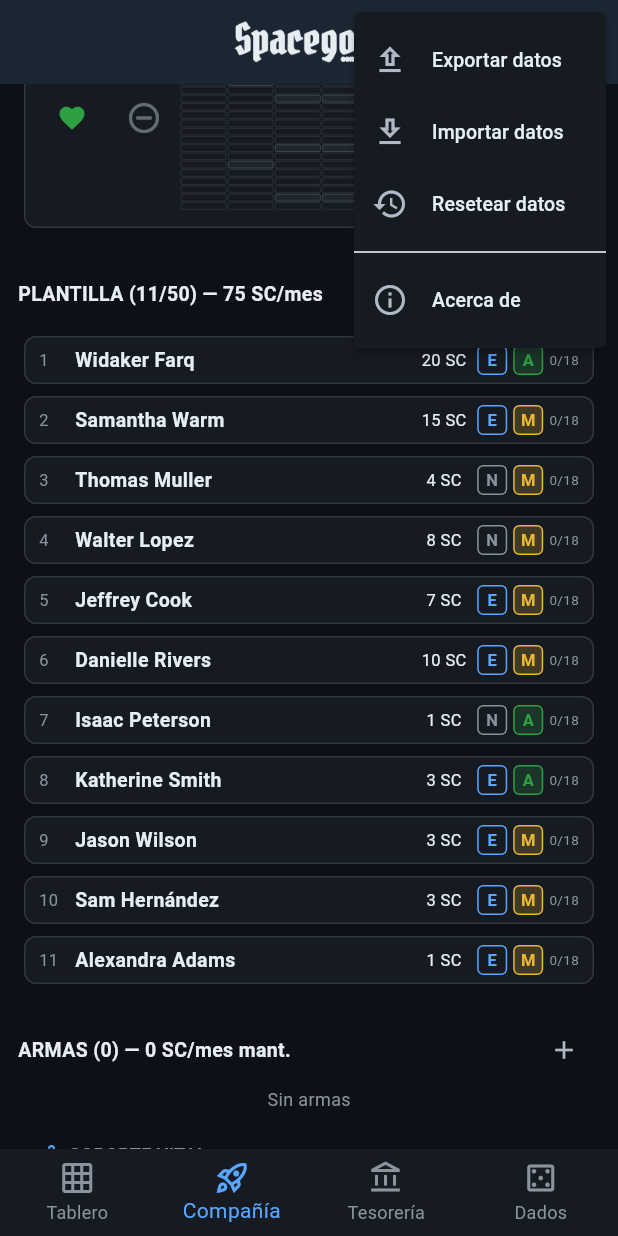
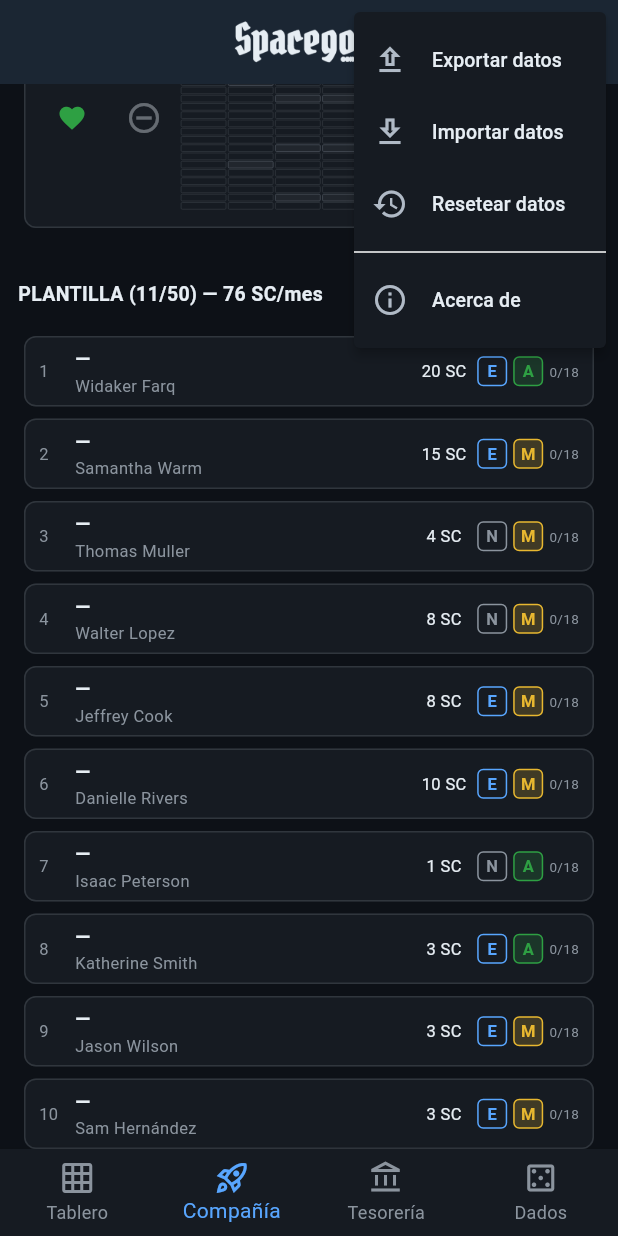
Before and after one commit to quiqueporta/spacegom, a Flutter app: the screen it shows after launch, item 2 of the bottom bar chosen, scrolled down 1152 dp, after a tap on the "more vert" icon, on a phone screen of 412 x 824 dp. Run offline on Flutter 3.47's test engine with Material 3 defaults, Android fonts, the phone set to English and light mode, and no system bars; our stand-ins replace share_plus, shared_preferences.

Commit message:
v1.2.0: Trade improvements, treasury persistence fix, UI polish
- Add purchase units field to trade records
- Add traceability icon (verified/X) always visible in trade cards
- Add voided toggle in trade edit form, long press deletes
- Fix treasury data loss when modifying company fields
- Swap role/name display order in employee list
- Fix Jeffrey Cook initial salary from 7 to 8 SC
- Uniform cell borders in area grid (no special type highlighting)
- Brighter deep space stars with random multi-star pattern
- Larger ship movement arrow buttons
- Exhaustive persistence round-trip test covering all 82 fields
- Bump version to 1.2.0+3

```diff
--- a/lib/models/area_sheet.dart
+++ b/lib/models/area_sheet.dart
@@ -42,22 +42,26 @@ class SpecialMission {
 class TradeRecord {
   final String purchaseWorld;
   final String productCode;
+  final int purchaseUnits;
   final int purchaseAmount;
   final String purchaseDate;
   final String saleWorld;
   final int saleAmount;
   final String saleDate;
   final bool traceability;
+  final bool voided;
 
   const TradeRecord({
     this.purchaseWorld = '',
     this.productCode = '',
+    this.purchaseUnits = 0,
     this.purchaseAmount = 0,
     this.purchaseDate = '',
     this.saleWorld = '',
     this.saleAmount = 0,
     this.saleDate = '',
     this.traceability = false,
+    this.voided = false,
   });
 
   int get profit => saleAmount - purchaseAmount;
@@ -65,23 +69,27 @@ class TradeRecord {
   Map<String, dynamic> toJson() => {
     'purchaseWorld': purchaseWorld,
     'productCode': productCode,
+    'purchaseUnits': purchaseUnits,
     'purchaseAmount': purchaseAmount,
     'purchaseDate': purchaseDate,
     'saleWorld': saleWorld,
     'saleAmount': saleAmount,
     'saleDate': saleDate,
     'traceability': traceability,
+    'voided': voided,
   };
 
   factory TradeRecord.fromJson(Map<String, dynamic> json) => TradeRecord(
     purchaseWorld: json['purchaseWorld'] as String? ?? '',
     productCode: json['productCode'] as String? ?? '',
+    purchaseUnits: json['purchaseUnits'] as int? ?? 0,
     purchaseAmount: json['purchaseAmount'] as int? ?? 0,
     purchaseDate: json['purchaseDate'] as String? ?? '',
     saleWorld: json['saleWorld'] as String? ?? '',
     saleAmount: json['saleAmount'] as int? ?? 0,
     saleDate: json['saleDate'] as String? ?? '',
     traceability: json['traceability'] as bool? ?? false,
+    voided: json['voided'] as bool? ?? false,
   );
 }
 
--- a/lib/models/game_state.dart
+++ b/lib/models/game_state.dart
@@ -30,7 +30,7 @@ class GameState {
     Employee(id: 2, name: 'Samantha Warm', salary: 15, experience: ExperienceLevel.experienced, morale: MoraleLevel.medium),
     Employee(id: 3, name: 'Thomas Muller', salary: 4, experience: ExperienceLevel.beginner, morale: MoraleLevel.medium),
     Employee(id: 4, name: 'Walter Lopez', salary: 8, experience: ExperienceLevel.beginner, morale: MoraleLevel.medium),
-    Employee(id: 5, name: 'Jeffrey Cook', salary: 7, experience: ExperienceLevel.experienced, morale: MoraleLevel.medium),
+    Employee(id: 5, name: 'Jeffrey Cook', salary: 8, experience: ExperienceLevel.experienced, morale: MoraleLevel.medium),
     Employee(id: 6, name: 'Danielle Rivers', salary: 10, experience: ExperienceLevel.experienced, morale: MoraleLevel.medium),
     Employee(id: 7, name: 'Isaac Peterson', salary: 1, experience: ExperienceLevel.beginner, morale: MoraleLevel.high),
     Employee(id: 8, name: 'Katherine Smith', salary: 3, experience: ExperienceLevel.experienced, morale: MoraleLevel.high),
--- a/lib/screens/board_screen.dart
+++ b/lib/screens/board_screen.dart
@@ -264,8 +264,8 @@ class _BoardScreenState extends State<BoardScreen> {
   Widget _buildArrowButton(IconData icon, VoidCallback onPressed) {
     return IconButton(
       onPressed: onPressed,
-      icon: Icon(icon, color: const Color(0xFF484F58), size: 28),
-      constraints: const BoxConstraints(minWidth: 36, minHeight: 36),
+      icon: Icon(icon, color: const Color(0xFF484F58), size: 40),
+      constraints: const BoxConstraints(minWidth: 48, minHeight: 48),
       padding: EdgeInsets.zero,
     );
   }
--- a/lib/screens/company_sheet_screen.dart
+++ b/lib/screens/company_sheet_screen.dart
@@ -1,6 +1,7 @@
 import 'package:flutter/material.dart';
 
 import 'package:spacegom_companion/models/company.dart';
+import 'package:spacegom_companion/models/treasury.dart';
 import 'package:spacegom_companion/models/employee.dart';
 import 'package:spacegom_companion/models/life_support.dart';
 import 'package:spacegom_companion/models/ship.dart';
@@ -40,6 +41,7 @@ class _CompanySheetScreenState extends State<CompanySheetScreen> {
   late List<Employee> _employees;
   late List<Weapon> _weapons;
   late Map<String, int> _lifeSupportEquipment;
+  late Treasury _treasury;
 
   Ship get _activeShip => _ships[_activeShipIndex];
 
@@ -61,6 +63,7 @@ class _CompanySheetScreenState extends State<CompanySheetScreen> {
     _employees = List.from(c.employees);
     _weapons = List.from(c.weapons);
     _lifeSupportEquipment = Map.from(c.lifeSupportEquipment);
+    _treasury = c.treasury;
   }
 
   Company _buildCompany() {
@@ -78,6 +81,7 @@ class _CompanySheetScreenState extends State<CompanySheetScreen> {
       employees: List.from(_employees),
       weapons: List.from(_weapons),
       lifeSupportEquipment: Map.from(_lifeSupportEquipment),
+      treasury: _treasury,
     );
   }
 
--- a/lib/screens/home_screen.dart
+++ b/lib/screens/home_screen.dart
@@ -199,7 +199,7 @@ class _HomeScreenState extends State<HomeScreen> {
                   showAboutDialog(
                     context: context,
                     applicationName: 'Spacegom Companion',
-                    applicationVersion: '1.0.0',
+                    applicationVersion: '1.2.0',
                     applicationIcon: Image.asset(
                       'assets/spacegom_logo.png',
                       width: 48,
--- a/lib/widgets/area_grid.dart
+++ b/lib/widgets/area_grid.dart
@@ -12,12 +12,7 @@ class AreaGrid extends StatelessWidget {
   static const _borderColor = Color(0xFF30363D);
   static const _cellColor = Color(0xFF0D1B2A);
 
-  static const _typeColors = {
-    LocationType.world: Color(0xFF8B949E),
-    LocationType.spaceport: Color(0xFF58A6FF),
-    LocationType.orbitalStation: Color(0xFFBC8CFF),
-    LocationType.hyperjump: Color(0xFFE8B830),
-  };
+  static const _starColor = Color(0xFF8B949E);
 
   const AreaGrid({
     super.key,
@@ -99,9 +94,6 @@ class AreaGrid extends StatelessWidget {
   Widget _buildCell(int row, int col, double size) {
     final cellData = cells[(row, col)];
     final isShipHere = shipPosition == (row, col);
-    final borderColor = cellData != null && !cellData.isDeepSpace
-        ? _typeColors[cellData.locationType] ?? _borderColor
-        : _borderColor;
 
     return GestureDetector(
       onTap: () => onCellTap(row, col),
@@ -111,10 +103,7 @@ class AreaGrid extends StatelessWidget {
         height: size,
         decoration: BoxDecoration(
           color: _cellColor,
-          border: Border.all(
-            color: cellData != null && !cellData.isDeepSpace ? borderColor : _borderColor,
-            width: cellData != null && !cellData.isDeepSpace ? 1.5 : 0.5,
-          ),
+          border: Border.all(color: _borderColor, width: 0.5),
         ),
         child: Stack(
           alignment: Alignment.center,
@@ -130,13 +119,7 @@ class AreaGrid extends StatelessWidget {
               ),
 
             if (cellData != null && cellData.isDeepSpace)
-              Text(
-                '✦',
-                style: TextStyle(
-                  fontSize: 14,
-                  color: const Color(0xFF30363D),
-                ),
-              ),
+              ..._buildStarField(row, col, size),
 
             if (cellData != null && !cellData.isDeepSpace) ...[
               Container(
@@ -188,4 +171,32 @@ class AreaGrid extends StatelessWidget {
       ),
     );
   }
+
+  List<Widget> _buildStarField(int row, int col, double size) {
+    final seed = row * 7 + col * 13;
+    const stars = ['✦', '·', '∗', '·', '✦'];
+    const positions = [
+      (0.2, 0.3),
+      (0.7, 0.15),
+      (0.45, 0.55),
+      (0.15, 0.75),
+      (0.75, 0.7),
+    ];
+    final count = 3 + (seed % 3);
+
+    return [
+      for (var i = 0; i < count; i++)
+        Positioned(
+          left: positions[(i + seed) % positions.length].$1 * size,
+          top: positions[(i + seed) % positions.length].$2 * size,
+          child: Text(
+            stars[(i + seed) % stars.length],
+            style: TextStyle(
+              fontSize: 6.0 + (((i + seed) * 3) % 5),
+              color: _starColor,
+            ),
+          ),
+        ),
+    ];
+  }
 }
--- a/lib/widgets/employee_list.dart
+++ b/lib/widgets/employee_list.dart
@@ -59,7 +59,7 @@ class EmployeeList extends StatelessWidget {
                   crossAxisAlignment: CrossAxisAlignment.start,
                   children: [
                     Text(
-                      employee.name.isEmpty ? '—' : employee.name,
+                      employee.role.isEmpty ? '—' : employee.role,
                       style: TextStyle(
                         fontSize: 13,
                         fontWeight: FontWeight.bold,
@@ -67,11 +67,14 @@ class EmployeeList extends StatelessWidget {
                       ),
                     ),
 
-                    if (employee.role.isNotEmpty)
-                      Text(
-                        employee.role,
-                        style: const TextStyle(fontSize: 11, color: Color(0xFF8B949E)),
+                    Text(
+                      employee.name.isEmpty ? '—' : employee.name,
+                      style: TextStyle(
+                        fontSize: 11,
+                        color: const Color(0xFF8B949E),
+                        decoration: isGone ? TextDecoration.lineThrough : null,
                       ),
+                    ),
                   ],
                 ),
               ),
--- a/pubspec.yaml
+++ b/pubspec.yaml
@@ -16,7 +16,7 @@ publish_to: 'none' # Remove this line if you wish to publish to pub.dev
 # https://developer.apple.com/library/archive/documentation/General/Reference/InfoPlistKeyReference/Articles/CoreFoundationKeys.html
 # In Windows, build-name is used as the major, minor, and patch parts
 # of the product and file versions while build-number is used as the build suffix.
-version: 1.1.0+2
+version: 1.2.0+3
 
 environment:
   sdk: ^3.9.2
```
Also changed, not shown: lib/screens/area_sheet_screen.dart (+48 -8 lines), 6 other files.
